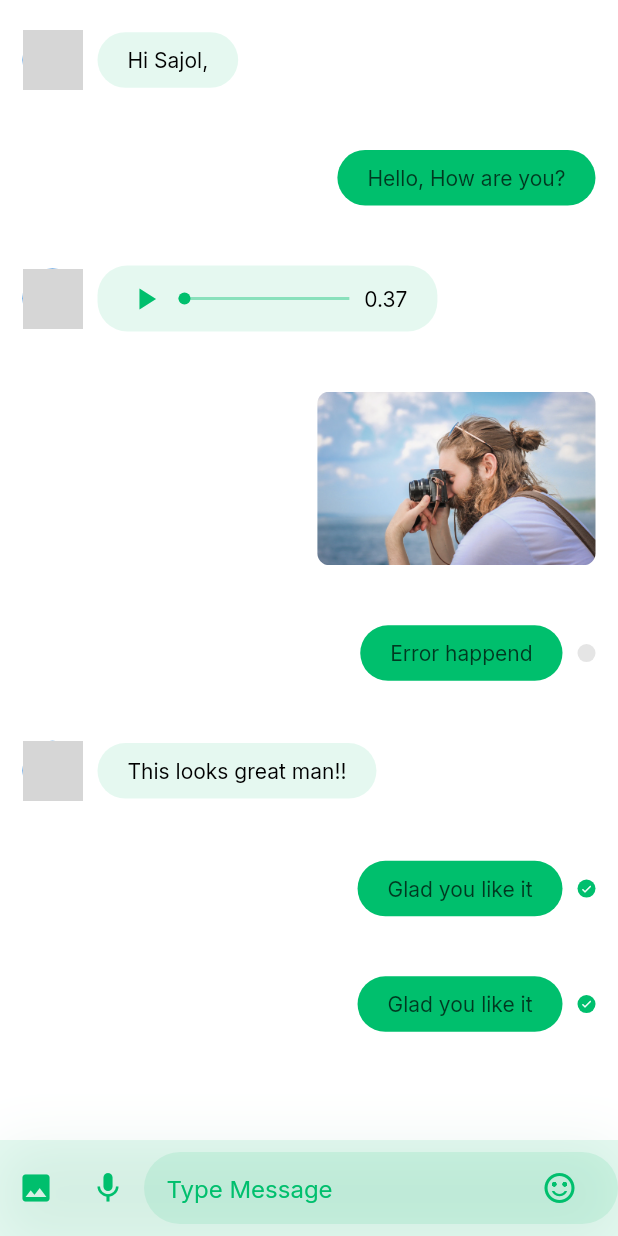
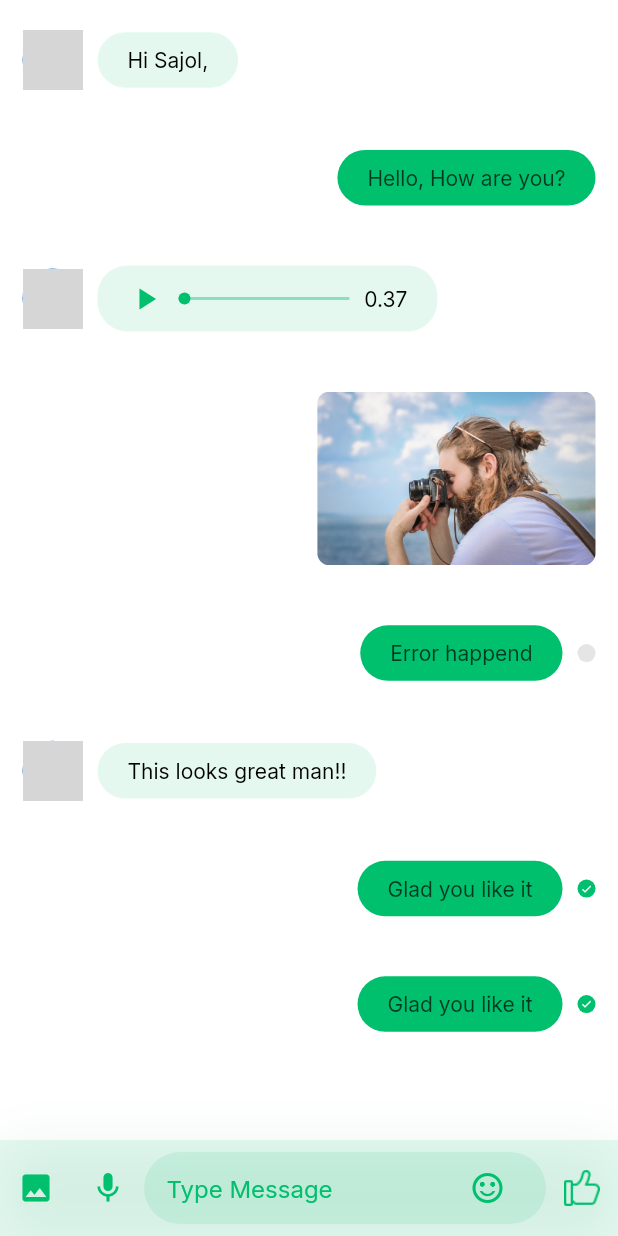
Before and after one commit to IMD246/ChatAppForOurs, a Flutter app: the BodyMessage widget shown alone on an empty page, opened directly with empty values, on a phone screen of 412 x 824 dp. Run offline on Flutter 3.47's test engine with Material 2 defaults, Android fonts, the phone set to English and light mode, and no system bars; our stand-ins replace bloc, flutter_bloc, flutter_svg, google_fonts; grey boxes are pictures that could not be loaded.

Commit message:
change like and send icon when typing message and scroll to end list when press send

```diff
--- /dev/null
+++ b/chatappforours/lib/services/bloc/message/message_bloc.dart
@@ -0,0 +1,30 @@
+import 'package:chatappforours/services/bloc/message/message_event.dart';
+import 'package:chatappforours/services/bloc/message/message_state.dart';
+import 'package:flutter/material.dart';
+import 'package:flutter_bloc/flutter_bloc.dart';
+
+class MessageBloc extends Bloc<MessageEvent, MessageState> {
+  MessageBloc()
+      : super(MessageUnvalidState(urlImage: "assets/icons/like_white.png")) {
+    on<SendedEventMessage>(
+      (event, emit) {
+        final value = event.value;
+        if (value.isEmpty) {
+          emit(
+            MessageUnvalidState(urlImage: "assets/icons/like_white.png"),
+          );
+        } else {
+          if (event.isSended) {
+            emit(
+              MessageValidState(icondata: Icons.send, isSended: true),
+            );
+          } else {
+            emit(
+              MessageValidState(icondata: Icons.send, isSended: false),
+            );
+          }
+        }
+      },
+    );
+  }
+}
--- /dev/null
+++ b/chatappforours/lib/services/bloc/message/message_event.dart
@@ -0,0 +1,9 @@
+abstract class MessageEvent {
+  final String value;
+  bool isSended = false;
+  MessageEvent(this.value, this.isSended);
+}
+
+class SendedEventMessage extends MessageEvent {
+  SendedEventMessage(String value, bool isSended) : super(value, isSended);
+}
--- /dev/null
+++ b/chatappforours/lib/services/bloc/message/message_state.dart
@@ -0,0 +1,22 @@
+import 'package:flutter/widgets.dart';
+
+class MessageState {
+  ScrollController scrollController = ScrollController();
+  MessageState();
+}
+
+class MessageValidState extends MessageState {
+  final IconData icondata;
+  final bool isSended;
+  void scroll() {
+    scrollController.animateTo(scrollController.position.maxScrollExtent,
+        duration: const Duration(milliseconds: 100), curve: Curves.easeInOut);
+  }
+
+  MessageValidState({required this.isSended, required this.icondata});
+}
+
+class MessageUnvalidState extends MessageState {
+  final String urlImage;
+  MessageUnvalidState({required this.urlImage}) : super();
+}
--- a/chatappforours/lib/view/chat/messageScreen/components/body_mesasge.dart
+++ b/chatappforours/lib/view/chat/messageScreen/components/body_mesasge.dart
@@ -1,8 +1,11 @@
 import 'package:chatappforours/models/ChatMessage.dart';
 import 'package:chatappforours/models/chat.dart';
+import 'package:chatappforours/services/bloc/message/message_bloc.dart';
+import 'package:chatappforours/services/bloc/message/message_state.dart';
 import 'package:chatappforours/view/chat/messageScreen/components/chat_input_field_message.dart';
 import 'package:chatappforours/view/chat/messageScreen/components/message_card.dart';
 import 'package:flutter/material.dart';
+import 'package:flutter_bloc/flutter_bloc.dart';
 
 class BodyMessage extends StatefulWidget {
   const BodyMessage({Key? key, required this.chat}) : super(key: key);
@@ -12,24 +15,17 @@ class BodyMessage extends StatefulWidget {
 }
 
 class _BodyMessageState extends State<BodyMessage> {
-  final textController = TextEditingController();
-  @override
-  void initState() {
-    super.initState();
-  }
-
-  @override
-  void dispose() {
-    super.dispose();
-    textController.dispose();
-  }
-
   @override
   Widget build(BuildContext context) {
+    return BlocProvider(
+      create: (context) => MessageBloc(),
+      child: BlocBuilder<MessageBloc, MessageState>(
+        builder: (context, state) {
           return Column(
             children: [
               Expanded(
                 child: ListView.builder(
+                  controller: state.scrollController,
                   itemCount: demeChatMessages.length,
                   itemBuilder: (context, index) {
                     return MessageCard(
@@ -39,8 +35,11 @@ class _BodyMessageState extends State<BodyMessage> {
                   },
                 ),
               ),
-        ChatInputFieldMessage(textController: textController),
+              const ChatInputFieldMessage(),
             ],
+          );
+        },
+      ),
     );
   }
 }
--- a/chatappforours/lib/view/chat/messageScreen/components/chat_input_field_message.dart
+++ b/chatappforours/lib/view/chat/messageScreen/components/chat_input_field_message.dart
@@ -1,17 +1,38 @@
+import 'package:chatappforours/services/bloc/message/message_bloc.dart';
+import 'package:chatappforours/services/bloc/message/message_event.dart';
+import 'package:chatappforours/services/bloc/message/message_state.dart';
 import 'package:flutter/material.dart';
+import 'package:flutter_bloc/flutter_bloc.dart';
 
 import '../../../../constants/constants.dart';
 
-class ChatInputFieldMessage extends StatelessWidget {
+class ChatInputFieldMessage extends StatefulWidget {
   const ChatInputFieldMessage({
     Key? key,
-    required this.textController,
   }) : super(key: key);
 
-  final TextEditingController textController;
+  @override
+  State<ChatInputFieldMessage> createState() => _ChatInputFieldMessageState();
+}
+
+class _ChatInputFieldMessageState extends State<ChatInputFieldMessage> {
+  late final TextEditingController textController;
+  @override
+  void initState() {
+    textController = TextEditingController();
+    super.initState();
+  }
+
+  @override
+  void dispose() {
+    textController.dispose();
+    super.dispose();
+  }
 
   @override
   Widget build(BuildContext context) {
+    return BlocBuilder<MessageBloc, MessageState>(
+      builder: (context, state) {
         return Container(
           decoration: BoxDecoration(
             color: Theme.of(context).primaryColor.withOpacity(0.1),
@@ -49,6 +70,14 @@ class ChatInputFieldMessage extends StatelessWidget {
                         Expanded(
                           child: TextField(
                             controller: textController,
+                            minLines: 1,
+                            maxLines: 5,
+                            keyboardType: TextInputType.multiline,
+                            onChanged: (value) {
+                              context.read<MessageBloc>().add(
+                                    SendedEventMessage(value, false),
+                                  );
+                            },
                             decoration: InputDecoration(
                               hintText: 'Type Message',
                               hintStyle: TextStyle(
@@ -74,9 +103,36 @@ class ChatInputFieldMessage extends StatelessWidget {
                     ),
                   ),
                 ),
+                if (state is MessageValidState)
+                  IconButton(
+                    onPressed: () {
+                      context.read<MessageBloc>().add(
+                            SendedEventMessage(textController.text, true),
+                          );
+                      textController.clear();
+                      context.read<MessageBloc>().add(
+                            SendedEventMessage(textController.text, true),
+                          );
+                      state.scroll();
+                    },
+                    icon: Icon(state.icondata),
+                    color: Theme.of(context).primaryColor,
+                  ),
+                if (state is MessageUnvalidState)
+                  Padding(
+                    padding: const EdgeInsets.symmetric(
+                        horizontal: kDefaultPadding * 0.6),
+                    child: Image.asset(
+                      state.urlImage,
+                      color: kPrimaryColor,
+                      height: 24,
+                    ),
+                  ),
               ],
             ),
           ),
         );
+      },
+    );
   }
 }
```
Also changed, not shown: chatappforours/assets/icons/like_dark.png (added), chatappforours/assets/icons/like_white.png (added). Lines whose indentation alone changed are shown as unchanged.
